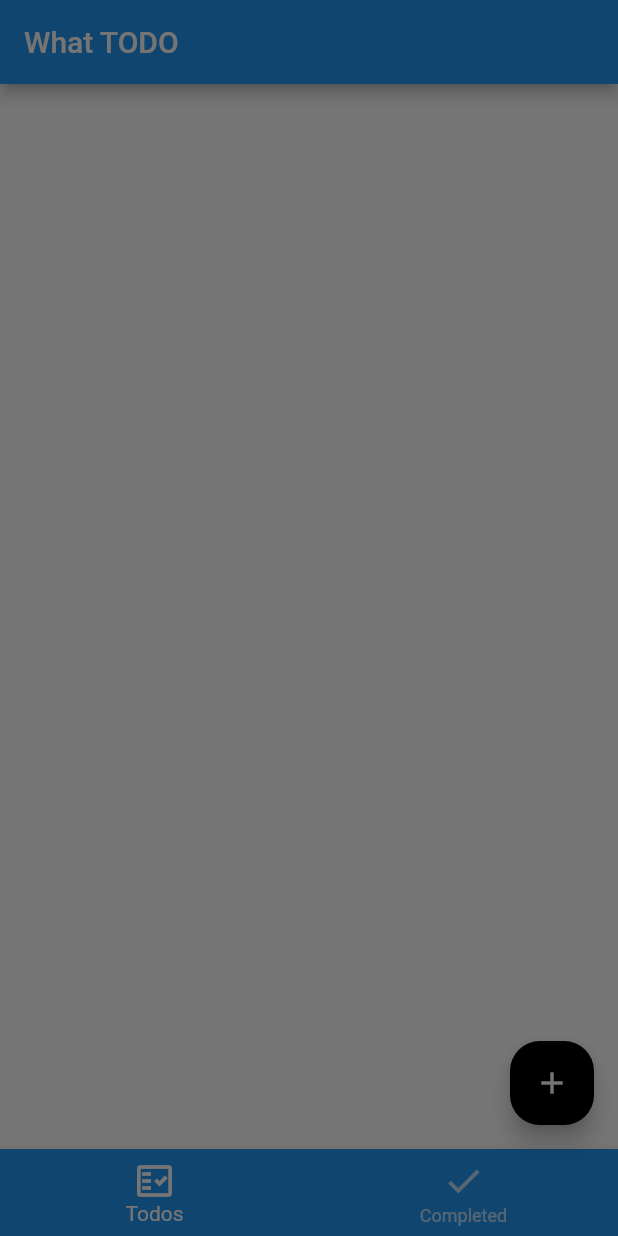
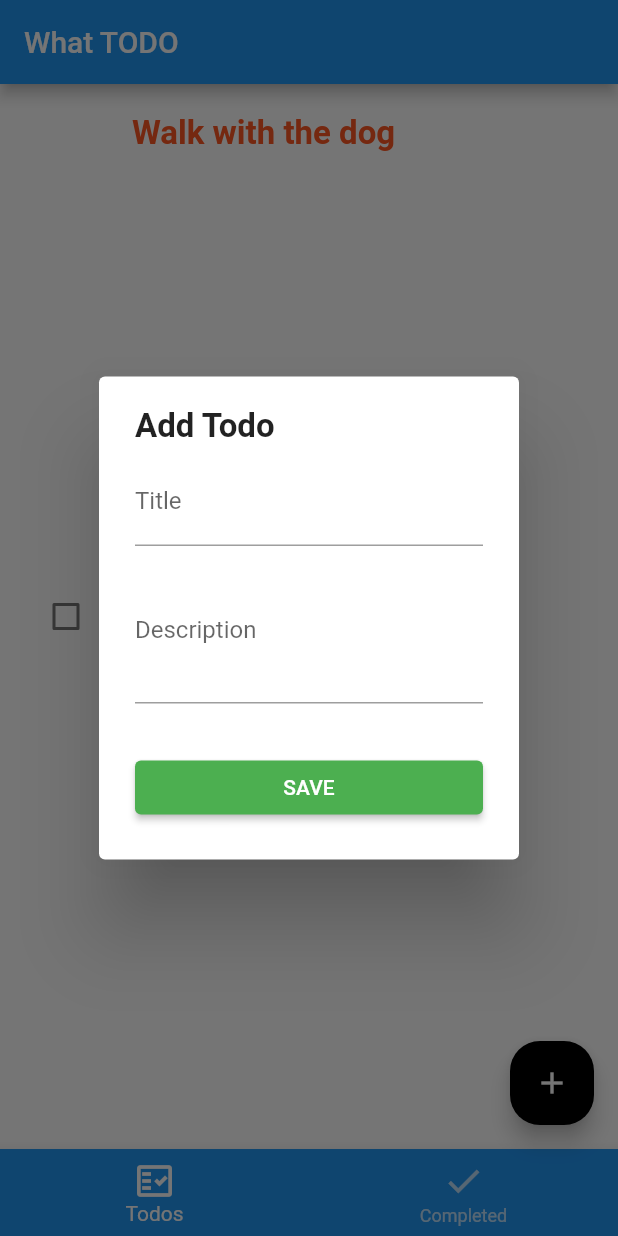
Before and after one commit to satyapratamak/circlecreative.todoapp.v-1, a Flutter app: the screen it shows after launch, after a tap on the "add" icon, on a phone screen of 412 x 824 dp. Run offline on Flutter 3.47's test engine with Material 2 defaults, Android fonts, the phone set to English and light mode, and no system bars; drawn by our look-alikes of flutter_slidable.

Commit message:
Todo Widget

```diff
--- a/lib/main.dart
+++ b/lib/main.dart
@@ -1,5 +1,7 @@
 import 'package:flutter/material.dart';
+import 'package:provider/provider.dart';
 import 'package:todoapp/page/home_page.dart';
+import 'package:todoapp/provider/todos_provider.dart';
 
 void main() {
   runApp(const MyApp());
@@ -10,14 +12,15 @@ class MyApp extends StatelessWidget {
   static const String title = "What TODO";
   // This widget is the root of your application.
   @override
-  Widget build(BuildContext context) {
-    return MaterialApp(
+  Widget build(BuildContext context) => ChangeNotifierProvider(
+        create: (context) => TodosProvider(),
+        child: MaterialApp(
           title: title,
           theme: ThemeData(
             primarySwatch: Colors.blue,
             scaffoldBackgroundColor: Colors.white,
           ),
           home: const HomePage(),
+        ),
       );
 }
-}
--- /dev/null
+++ b/lib/model/todo.dart
@@ -0,0 +1,19 @@
+class TodoField {
+  static const createdTime = 'createdTime';
+}
+
+class Todo {
+  late DateTime createdTime;
+  late String title;
+  String id;
+  late String description;
+  late bool isDone;
+
+  Todo({
+    required this.createdTime,
+    required this.title,
+    this.id = '',
+    this.description = '',
+    this.isDone = false,
+  });
+}
--- a/lib/page/home_page.dart
+++ b/lib/page/home_page.dart
@@ -1,6 +1,7 @@
 import 'package:flutter/material.dart';
 import 'package:todoapp/main.dart';
 import 'package:todoapp/widget/add_todo_dialog_widget.dart';
+import 'package:todoapp/widget/todo_list_widget.dart';
 
 class HomePage extends StatefulWidget {
   const HomePage({Key? key}) : super(key: key);
@@ -15,7 +16,7 @@ class _HomePageState extends State<HomePage> {
   @override
   Widget build(BuildContext context) {
     final tabs = [
-      Container(),
+      const TodoListWidget(),
       Container(),
     ];
     return Scaffold(
--- /dev/null
+++ b/lib/provider/todos_provider.dart
@@ -0,0 +1,3 @@
+import 'package:flutter/cupertino.dart';
+
+class TodosProvider extends ChangeNotifier {}
--- a/lib/widget/add_todo_dialog_widget.dart
+++ b/lib/widget/add_todo_dialog_widget.dart
@@ -1,4 +1,5 @@
 import 'package:flutter/material.dart';
+import 'package:todoapp/widget/todo_form_widget.dart';
 
 class AddTodoDialogWidget extends StatefulWidget {
   const AddTodoDialogWidget({Key? key}) : super(key: key);
@@ -13,7 +14,28 @@ class _AddTodoDialogWidgetState extends State<AddTodoDialogWidget> {
   String description = '';
 
   @override
-  Widget build(BuildContext context) {
-    return Container();
-  }
+  Widget build(BuildContext context) => AlertDialog(
+        content: Column(
+          mainAxisSize: MainAxisSize.min,
+          crossAxisAlignment: CrossAxisAlignment.start,
+          children: [
+            const Text(
+              'Add Todo',
+              style: TextStyle(
+                fontWeight: FontWeight.bold,
+                fontSize: 22,
+              ),
+            ),
+            const SizedBox(height: 8),
+            TodoFormWidget(
+              onChangedTitle: (title) => setState(
+                () => this.title = title,
+              ),
+              onChangedDescription: (description) =>
+                  setState(() => this.description = description),
+              onSavedTodo: () {},
+            ),
+          ],
+        ),
+      );
 }
--- /dev/null
+++ b/lib/widget/todo_form_widget.dart
@@ -0,0 +1,75 @@
+import 'package:flutter/material.dart';
+
+class TodoFormWidget extends StatelessWidget {
+  const TodoFormWidget({
+    Key? key,
+    this.title = '',
+    this.description = '',
+    required this.onChangedTitle,
+    required this.onChangedDescription,
+    required this.onSavedTodo,
+  }) : super(key: key);
+
+  final String title;
+  final String description;
+
+  final ValueChanged<String>? onChangedTitle;
+  final ValueChanged<String> onChangedDescription;
+  final VoidCallback onSavedTodo;
+
+  @override
+  Widget build(BuildContext context) => SingleChildScrollView(
+        child: Column(
+          mainAxisSize: MainAxisSize.min,
+          children: [
+            buildTitleWidget(),
+            const SizedBox(height: 8),
+            buildDescriptionWidget(),
+            const SizedBox(height: 32),
+            buildSaveButton(),
+          ],
+        ),
+      );
+  Widget buildTitleWidget() => TextFormField(
+        initialValue: title,
+        maxLines: 1,
+        validator: (title) {
+          if (title!.isEmpty) {
+            return 'The title cannot be empty';
+          } else {
+            return null;
+          }
+        },
+        onChanged: onChangedTitle,
+        decoration: const InputDecoration(
+          border: UnderlineInputBorder(),
+          labelText: 'Title',
+        ),
+      );
+  Widget buildDescriptionWidget() => TextFormField(
+        initialValue: description,
+        maxLines: 3,
+        validator: (description) {
+          if (description!.isEmpty) {
+            return 'The description cannot be empty';
+          } else {
+            return null;
+          }
+        },
+        onChanged: onChangedDescription,
+        decoration: const InputDecoration(
+          border: UnderlineInputBorder(),
+          labelText: 'Description',
+        ),
+      );
+  Widget buildSaveButton() => SizedBox(
+        width: double.infinity,
+        child: ElevatedButton(
+          style: ButtonStyle(
+            backgroundColor: MaterialStateProperty.all(Colors.green),
+          ),
+          onPressed: onSavedTodo,
+          child: const Text('SAVE'),
+        ),
+      );
+}
--- /dev/null
+++ b/lib/widget/todo_list_widget.dart
@@ -0,0 +1,17 @@
+import 'package:flutter/material.dart';
+import 'package:todoapp/model/todo.dart';
+import 'package:todoapp/widget/todo_widget.dart';
+
+class TodoListWidget extends StatelessWidget {
+  const TodoListWidget({Key? key}) : super(key: key);
+
+  @override
+  Widget build(BuildContext context) {
+    return TodoWidget(
+      todo: Todo(
+        createdTime: DateTime.now(),
+        title: 'Walk with the dog',
+      ),
+    );
+  }
+}
--- /dev/null
+++ b/lib/widget/todo_widget.dart
@@ -0,0 +1,69 @@
+import 'package:flutter/material.dart';
+import 'package:flutter_slidable/flutter_slidable.dart';
+import 'package:todoapp/model/todo.dart';
+
+class TodoWidget extends StatelessWidget {
+  final Todo? todo;
+  const TodoWidget({Key? key, required this.todo}) : super(key: key);
+
+  @override
+  Widget build(BuildContext context) => Slidable(
+        actionPane: const SlidableDrawerActionPane(),
+        key: Key(todo!.id),
+        child: buildTodo(context),
+        actions: [
+          IconSlideAction(
+            color: Colors.green,
+            onTap: () {},
+            caption: 'Edit',
+            icon: Icons.edit,
+          )
+        ],
+        secondaryActions: [
+          IconSlideAction(
+            color: Colors.red,
+            onTap: () {},
+            caption: 'Delete',
+            icon: Icons.delete,
+          )
+        ],
+      );
+
+  Widget buildTodo(BuildContext context) => Container(
+        color: Colors.white,
+        padding: const EdgeInsets.all(20),
+        child: Row(
+          children: [
+            Checkbox(
+              activeColor: Theme.of(context).primaryColor,
+              checkColor: Colors.white,
+              value: todo?.isDone,
+              onChanged: (_) {},
+            ),
+            const SizedBox(width: 20),
+            Expanded(
+              child: Column(
+                crossAxisAlignment: CrossAxisAlignment.start,
+                children: [
+                  Text(
+                    todo!.title,
+                    style: const TextStyle(
+                      fontWeight: FontWeight.bold,
+                      color: Colors.deepOrange,
+                      fontSize: 22,
+                    ),
+                  ),
+                  if (todo!.description.isEmpty)
+                    Container(
+                        margin: const EdgeInsets.only(top: 4),
+                        child: Text(
+                          todo!.description,
+                          style: const TextStyle(fontSize: 20, height: 1.5),
+                        ))
+                ],
+              ),
+            ),
+          ],
+        ),
+      );
+}
--- a/pubspec.yaml
+++ b/pubspec.yaml
@@ -34,10 +34,13 @@ dependencies:
   json_annotation: ^4.0.0-nullsafety.0
   intl: ^0.17.0-nullsafety.2
   yaml: ^3.0.0-nullsafety.0
+  flutter_slidable: ^0.6.0
 
   # The following adds the Cupertino Icons font to your application.
   # Use with the CupertinoIcons class for iOS style icons.
   cupertino_icons: ^1.0.2
+
+  provider: ^6.0.1
 
 dev_dependencies:
   flutter_test:
```
Also changed, not shown: pubspec.lock. Lines whose indentation alone changed are shown as unchanged.
